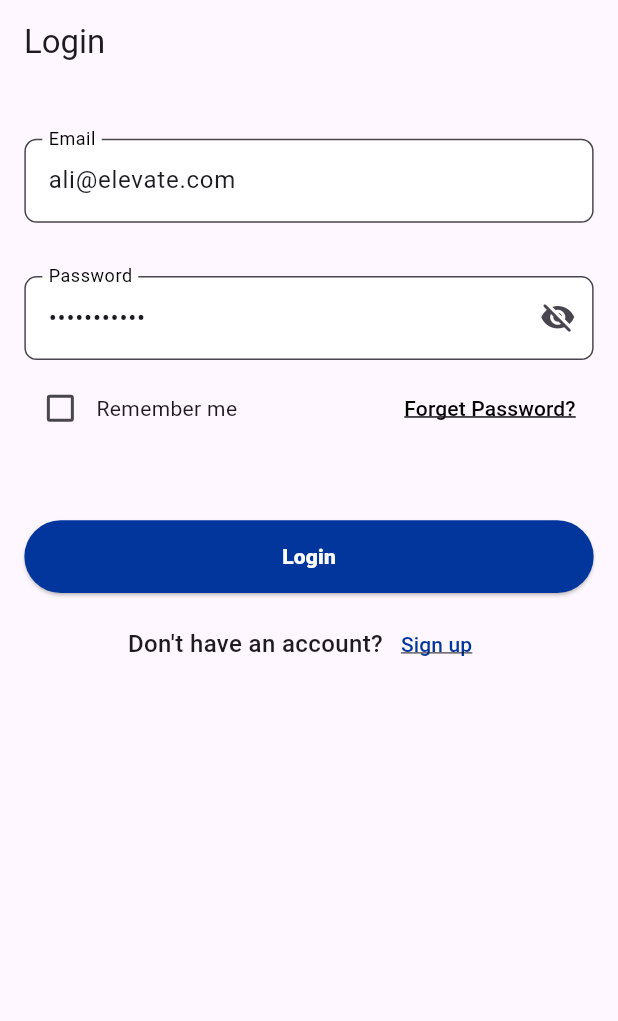
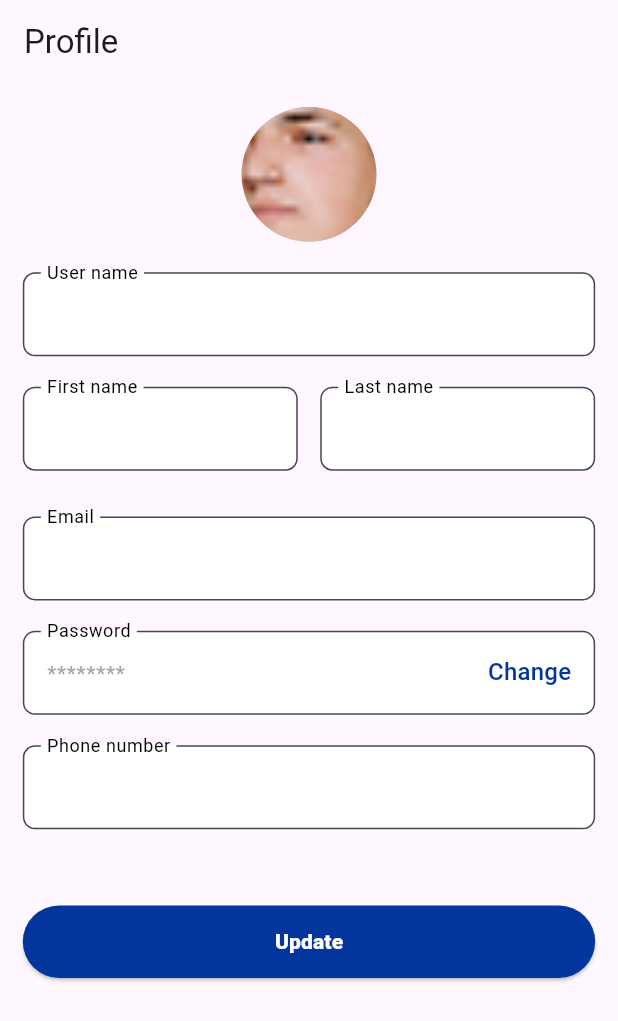
Before and after one commit to Ibrahim-Meshemshan/online_exam, a Flutter app: the screen it shows after launch, on a phone screen of 412 x 824 dp. Shown: the top 1021 px of the screen. Run offline on Flutter 3.47's test engine with Material 3 defaults, Android fonts, the phone set to English and light mode, and no system bars; our stand-ins replace bloc, connectivity_plus, dartz, dio, equatable, flutter_bloc and 4 more.

Commit message:
feat(edit_profile) : finish UI profile screen and reset password screen

```diff
--- /dev/null
+++ b/lib/feature/auth/edit_profile/presentation/page/edit_profile_screen.dart
@@ -0,0 +1,109 @@
+import 'package:flutter/material.dart';
+import 'package:flutter_screenutil/flutter_screenutil.dart';
+import 'package:online_exam/core/utils/theme_manager.dart';
+import 'package:online_exam/feature/auth/login/presentation/widgets/custom_button.dart';
+import 'package:online_exam/feature/auth/login/presentation/widgets/custom_text_form_field.dart';
+
+import 'change_password.dart';
+
+class EditProfileScreen extends StatelessWidget {
+  static const String routeName = 'edit_profile';
+
+  const EditProfileScreen({super.key});
+
+  @override
+  Widget build(BuildContext context) {
+    return Scaffold(
+      appBar: AppBar(
+        title: const Text('Profile'),
+      ),
+      body: SingleChildScrollView(
+        child: Padding(
+          padding: EdgeInsets.all(15.sp),
+          child: Column(
+            crossAxisAlignment: CrossAxisAlignment.stretch,
+            children: [
+              const CircleAvatar(
+                radius: 45,
+                backgroundImage: AssetImage('assets/images/Photo.png'),
+              ),
+              CustomTextFormField(
+                labelText: 'User name',
+                hintText: '',
+                keyboardType: TextInputType.name,
+                controller: TextEditingController(),
+                validator: (value) {},
+              ),
+              Row(
+                spacing: 15,
+                children: [
+                  Expanded(
+                    child: CustomTextFormField(
+                      labelText: 'First name',
+                      hintText: '',
+                      keyboardType: TextInputType.name,
+                      controller: TextEditingController(),
+                      validator: (value) {},
+                    ),
+                  ),
+                  Expanded(
+                    child: CustomTextFormField(
+                      labelText: 'Last name',
+                      hintText: '',
+                      keyboardType: TextInputType.name,
+                      controller: TextEditingController(),
+                      validator: (value) {},
+                    ),
+                  ),
+                ],
+              ),
+              10.verticalSpace,
+              CustomTextFormField(
+                labelText: 'Email',
+                hintText: '',
+                keyboardType: TextInputType.name,
+                controller: TextEditingController(),
+                validator: (value) {},
+              ),
+              CustomTextFormField(
+                labelText: 'Password',
+                hintText: '********',
+                suffix: InkWell(
+                  onTap: () {
+                    Navigator.push(context, MaterialPageRoute(
+                      builder: (context) {
+                        return const ChangePassword();
+                      },
+                    ));
+                  },
+                  child: Text(
+                    'Change',
+                    style: Theme.of(context).textTheme.titleMedium?.copyWith(
+                          color: ThemeManager.buttonColor,
+                        ),
+                  ),
+                ),
+                keyboardType: TextInputType.name,
+                controller: TextEditingController(),
+                validator: (value) {},
+              ),
+              CustomTextFormField(
+                labelText: 'Phone number',
+                hintText: '',
+                keyboardType: TextInputType.name,
+                controller: TextEditingController(),
+                validator: (value) {},
+              ),
+              50.verticalSpace,
+              Row(
+                children: [
+                  CustomButton(onPressed: () {}, text: 'Update'),
+                ],
+              )
+            ],
+          ),
+        ),
+      ),
+    );
+  }
+}
--- a/lib/feature/auth/login/presentation/pages/login_screen.dart
+++ b/lib/feature/auth/login/presentation/pages/login_screen.dart
@@ -1,6 +1,7 @@
 import 'package:flutter/material.dart';
 import 'package:flutter_bloc/flutter_bloc.dart';
 import 'package:flutter_screenutil/flutter_screenutil.dart';
+import 'package:online_exam/feature/auth/login/presentation/widgets/custom_button.dart';
 import '../../../../../core/di/di.dart';
 import '../../../../../core/utils/dialog.dart';
 import '../../../../../core/utils/sharedpreferences.dart';
@@ -25,7 +26,6 @@ class _LoginScreenState extends State<LoginScreen> {
   Widget build(BuildContext context) {
     return BlocProvider(
       create: (context) => getIt<AuthViewModelCubit>(),
-
       child: Builder(
         builder: (context) {
           final viewModel = context.read<AuthViewModelCubit>();
@@ -35,26 +35,22 @@ class _LoginScreenState extends State<LoginScreen> {
             body: BlocListener<AuthViewModelCubit, AuthViewModelState>(
               listener: (context, state) {
                 if (state.loginState == Status.loading) {
-
                   DialogUtils.showLoading(context, 'Loading ...');
-
                 } else {
-
                   DialogUtils.hideLoading(context);
 
                   if (state.loginState == Status.error) {
-
                     DialogUtils.showMessage(
                         context, state.errorMessage ?? 'Login failed');
                   } else if (state.loginState == Status.success) {
-                    Shared.saveData(key: 'Token',value: state.loginResponseEntity?.token);
+                    Shared.saveData(
+                        key: 'Token', value: state.loginResponseEntity?.token);
 
                     Navigator.pushReplacementNamed(
                         context, HomeScreen.routeName);
                   }
                 }
               },
-
               child: Padding(
                 padding: EdgeInsets.all(16.sp),
                 child: Form(
@@ -132,10 +128,11 @@ class _LoginScreenState extends State<LoginScreen> {
                             child: const Text(
                               'Forget Password?',
                               style: TextStyle(
-                                  decoration: TextDecoration.underline,
-                                  decorationThickness: 1.5,
-                                  color: Colors.black,
-                                  fontSize: 14),
+                                decoration: TextDecoration.underline,
+                                decorationThickness: 1.5,
+                                color: Colors.black,
+                                fontSize: 14,
+                              ),
                             ),
                           ),
                         ],
@@ -143,16 +140,8 @@ class _LoginScreenState extends State<LoginScreen> {
                       50.verticalSpace,
                       Row(
                         children: [
-                          Expanded(
-                            child: ElevatedButton(
-                              style: ElevatedButton.styleFrom(
-                                backgroundColor: ThemeManager.buttonColor,
-                                shape: RoundedRectangleBorder(
-                                    borderRadius: BorderRadius.circular(25.r)),
-                                padding: EdgeInsets.all(14.sp),
-                              ),
+                          CustomButton(
                               onPressed: () {
-
                                 if (viewModel.formKey.currentState!
                                     .validate()) {
                                   viewModel.login(
@@ -161,14 +150,7 @@ class _LoginScreenState extends State<LoginScreen> {
                                   );
                                 }
                               },
-                              child: Text(
-                                'Login',
-                                style: ThemeManager
-                                    .appTheme.textTheme.titleSmall
-                                    ?.copyWith(fontWeight: FontWeight.w900),
-                              ),
-                            ),
-                          ),
+                              text: 'Login'),
                         ],
                       ),
                       10.verticalSpace,
@@ -192,7 +174,6 @@ class _LoginScreenState extends State<LoginScreen> {
                                   color: ThemeManager.buttonColor),
                             ),
                           ),
-
                         ],
                       ),
                     ],
--- /dev/null
+++ b/lib/feature/auth/login/presentation/widgets/custom_button.dart
@@ -0,0 +1,31 @@
+import 'package:flutter/material.dart';
+import 'package:flutter_screenutil/flutter_screenutil.dart';
+
+import '../../../../../core/utils/theme_manager.dart';
+
+class CustomButton extends StatelessWidget {
+  void Function() onPressed;
+  String text;
+   CustomButton({required this.onPressed,required this.text});
+
+  @override
+  Widget build(BuildContext context) {
+    return Expanded(
+      child: ElevatedButton(
+        style: ElevatedButton.styleFrom(
+          backgroundColor: ThemeManager.buttonColor,
+          shape: RoundedRectangleBorder(
+              borderRadius: BorderRadius.circular(25.r)),
+          padding: EdgeInsets.all(14.sp),
+        ),
+        onPressed: onPressed,
+        child: Text(
+          text,
+          style: ThemeManager
+              .appTheme.textTheme.titleSmall
+              ?.copyWith(fontWeight: FontWeight.w900),
+        ),
+      ),
+    );
+  }
+}
--- a/lib/feature/auth/login/presentation/widgets/custom_text_form_field.dart
+++ b/lib/feature/auth/login/presentation/widgets/custom_text_form_field.dart
@@ -10,10 +10,12 @@ class CustomTextFormField extends StatelessWidget {
   final String? Function(String?)? validator;
   final bool isObscure;
   final TextInputType keyboardType;
-  String labelText;
+  final Widget? suffix;
+  final String labelText;
 
   CustomTextFormField({
     super.key,
+    this.suffix,
     required this.labelText,
     required this.hintText,
     required this.keyboardType,
@@ -37,6 +39,7 @@ class CustomTextFormField extends StatelessWidget {
           validator: validator,
           controller: controller,
           decoration: InputDecoration(
+            suffix: suffix,
             labelText: labelText,
             hintText: hintText,
             hintStyle: const TextStyle(
--- a/lib/main.dart
+++ b/lib/main.dart
@@ -1,6 +1,7 @@
 import 'package:flutter/material.dart';
 
 import 'package:flutter_screenutil/flutter_screenutil.dart';
+import 'package:online_exam/feature/auth/edit_profile/presentation/page/edit_profile_screen.dart';
 
 import 'core/di/di.dart';
 import 'core/utils/sharedpreferences.dart';
@@ -42,12 +43,13 @@ class Online_Exam extends StatelessWidget {
         return MaterialApp(
           debugShowCheckedModeBanner: false,
           home: const LoginScreen(),
-          initialRoute: LoginScreen.routeName,
+          initialRoute: EditProfileScreen.routeName,
           routes: {
             LoginScreen.routeName: (context) => const LoginScreen(),
             HomeScreen.routeName: (context) => const HomeScreen(),
             ForgetPasswordScreen.routeName: (context) => const ForgetPasswordScreen(),
             RegisterScreen.routeName: (context) => const RegisterScreen(),
+            EditProfileScreen.routeName: (context) => const EditProfileScreen(),
           },
         );
       },
--- a/pubspec.yaml
+++ b/pubspec.yaml
@@ -70,8 +70,8 @@ flutter:
   uses-material-design: true
 
   # To add assets to your application, add an assets section, like this:
-  # assets:
-  #   - images/a_dot_burr.jpeg
+  assets:
+    - assets/images/
   #   - images/a_dot_ham.jpeg
 
   # An image asset can refer to one or more resolution-specific "variants", see
```
Also changed, not shown: lib/feature/auth/edit_profile/presentation/page/change_password.dart (added, +54 -0 lines), assets/images/Photo.png (added).
